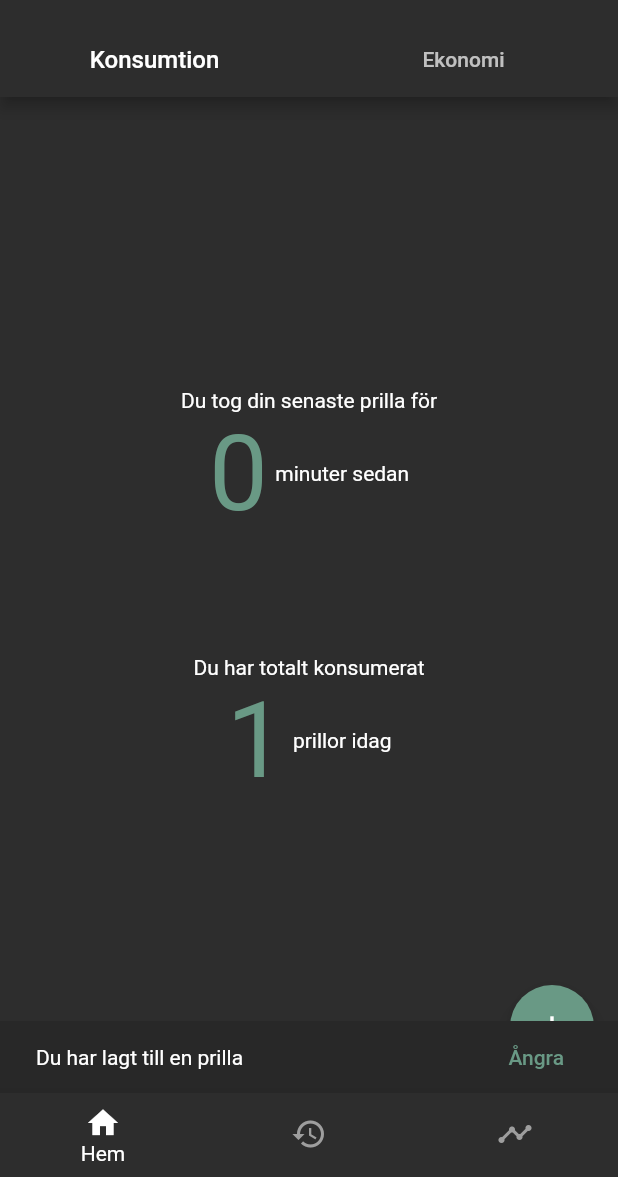
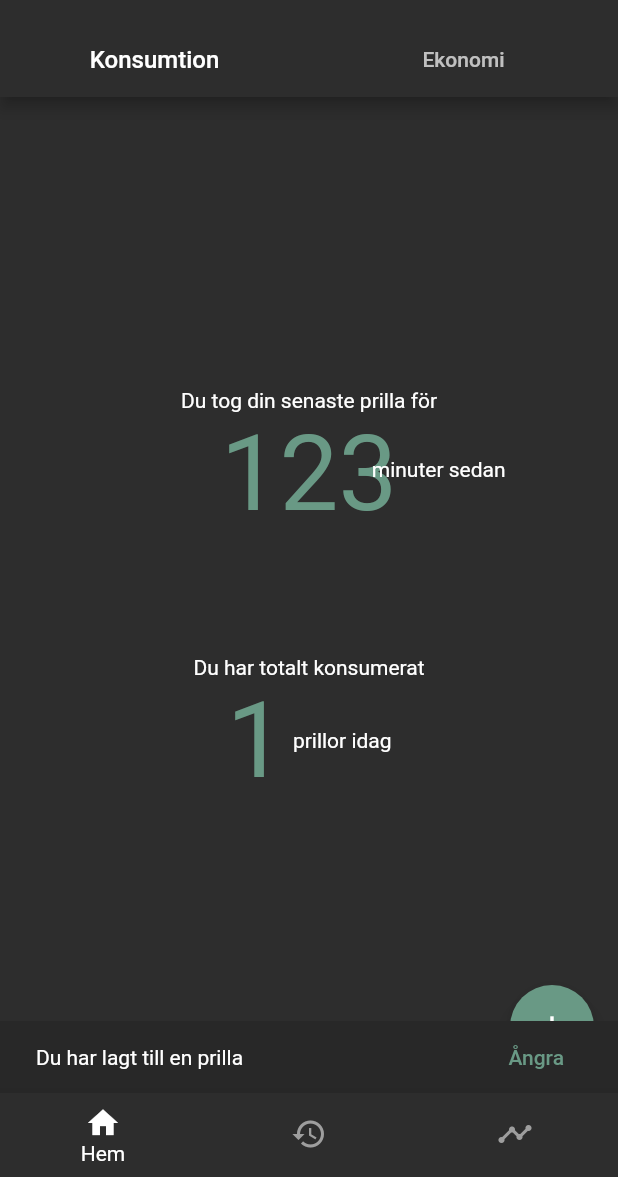
Before and after one commit to gu-tig169-ht21/Grupp10, a Flutter app: the screen it shows after launch, after a tap on the "add" icon, on a phone screen of 412 x 824 dp, the part 59-1236 px from its top. Run offline on Flutter 3.47's test engine with Material 2 defaults, Android fonts, the phone set to English and light mode, and no system bars; our stand-ins replace google_fonts.

Commit message:
fixat lite :^)

```diff
--- a/lib/views/home.dart
+++ b/lib/views/home.dart
@@ -1,3 +1,5 @@
+// ignore_for_file: prefer_const_constructors, prefer_const_literals_to_create_immutables, prefer_final_fields
+
 import 'package:flutter/material.dart';
 import 'package:google_fonts/google_fonts.dart';
 
@@ -9,7 +11,7 @@ class MyHomePage extends StatefulWidget {
 
 class _MyHomePageState extends State<MyHomePage> {
   int _counter = 0;
-  int selectedIndex = 0;
+  int _selectedIndex = 0;
   int _costTotalCounter = 2555555;
   int _costTodayCounter = 0;
 
@@ -68,6 +70,12 @@ class _MyHomePageState extends State<MyHomePage> {
     });
   }
 
+  void _onItemTapped(int index) {
+    setState(() {
+      _selectedIndex = index;
+    });
+  }
+
   @override
   Widget build(BuildContext context) {
     return DefaultTabController(
@@ -98,7 +106,7 @@ class _MyHomePageState extends State<MyHomePage> {
           bottomNavigationBar: BottomNavigationBar(
             //showSelectedLabels: false,
             showUnselectedLabels: false,
-            items: const [
+            items: <BottomNavigationBarItem>[
               BottomNavigationBarItem(
                 icon: Icon(Icons.home),
                 label: 'Hem',
@@ -115,10 +123,8 @@ class _MyHomePageState extends State<MyHomePage> {
             backgroundColor: const Color(0xff2d2d2d),
             unselectedItemColor: Colors.grey,
             selectedItemColor: Colors.white,
-            currentIndex: selectedIndex,
-            onTap: (index) => setState(() {
-              selectedIndex = index;
-            }),
+            currentIndex: _selectedIndex,
+            onTap: _onItemTapped,
           ),
           body: TabBarView(
             children: [
@@ -177,19 +183,25 @@ class _MyHomePageState extends State<MyHomePage> {
     return Column(children: [
       const Text('Du tog din senaste prilla för',
           style: TextStyle(color: Colors.white)),
-      Row(
-        crossAxisAlignment: CrossAxisAlignment.center,
-        mainAxisAlignment: MainAxisAlignment.center,
+      Stack(
         children: [
-          Text(
-            '0',
-            style: TextStyle(
-              color: Color(0xff699985),
-              fontSize: 70.0,
+          Align(
+            alignment: Alignment.center,
+            child: Text(
+              '123',
+              style: TextStyle(fontSize: 70.0, color: Color(0xff699985)),
+            ),
+            //customlayout isåfall lalala
+          ),
+          Positioned.directional(
+            textDirection: TextDirection.rtl,
+            start: 75,
+            top: 30,
+            child: Text(
+              'minuter sedan',
+              style: TextStyle(color: Colors.white),
             ),
           ),
-          const SizedBox(width: 5),
-          const Text('minuter sedan', style: TextStyle(color: Colors.white)),
         ],
       )
     ]);
```
Also changed, not shown: lib/widgets/w_timer.dart (added).
